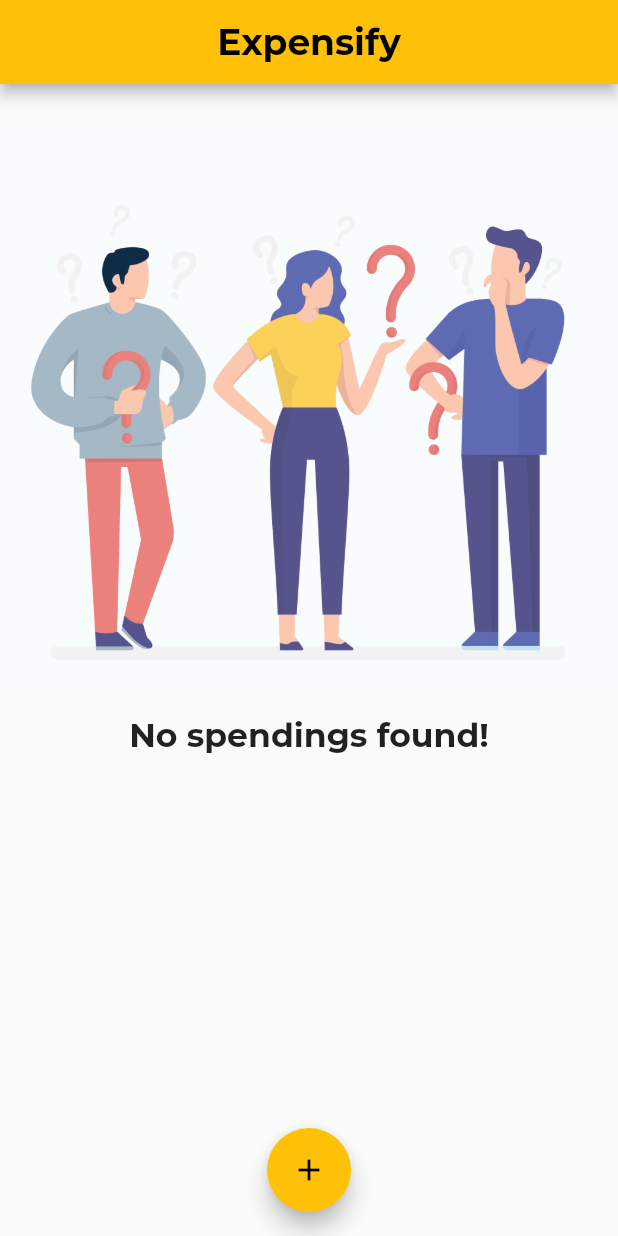
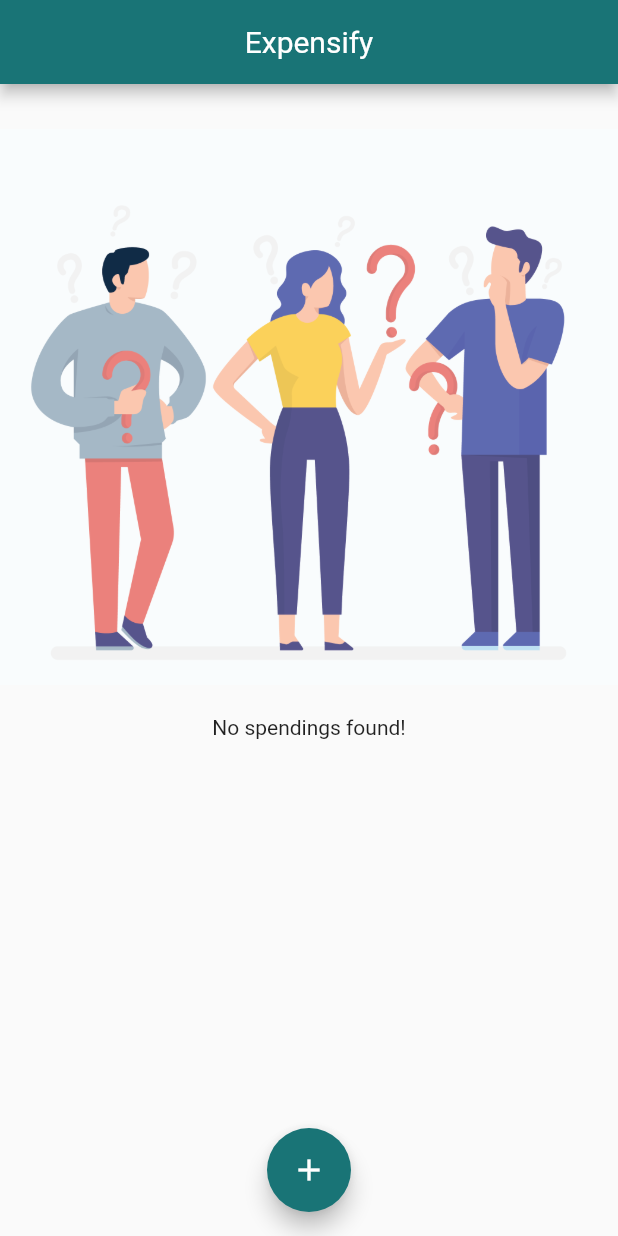
Before and after one commit to kacemws/Expenses, a Flutter app: the screen it shows after launch, on a phone screen of 412 x 824 dp. Run offline on Flutter 3.47's test engine with Material 2 defaults, Android fonts, the phone set to English and light mode, and no system bars.

Commit message:
updated colors

```diff
--- a/lib/main.dart
+++ b/lib/main.dart
@@ -1,7 +1,8 @@
 
+import 'package:expenses/widgets/Colors.dart';
 import 'package:expenses/widgets/chart.dart';
 import 'package:flutter/material.dart';
-//import 'package:flutter/services.dart';
+import 'package:flutter/services.dart';
 
 import 'bll/transaction.dart';
 import 'widgets/NewTransaction.dart';
@@ -9,9 +10,13 @@ import 'widgets/transactionList.dart';
 
 //MediaQuery widget take the context by using MediaQuery.of(context) then give you the height and width of the actual device, this would be interesting when building an app that fits every phone!
 
-void main()=> runApp(MyApp());
+void main(){
+  WidgetsFlutterBinding.ensureInitialized();
+  SystemChrome.setPreferredOrientations([DeviceOrientation.portraitDown, DeviceOrientation.portraitUp]).then((_){
+    runApp(MyApp());
+  });
+}
   //Sets the wanted oriontation
-  //SystemChrome.setPreferredOrientations([DeviceOrientation.portraitDown, DeviceOrientation.portraitUp]);
   //To check what Orientation our device is on now
   //MediaQuery.of(context).orientation == Orientation.landscape || Orientation.portrait
 
@@ -28,23 +33,19 @@ class MyApp extends StatelessWidget {
       title: "Expenses",
       theme: ThemeData(/**Setting the theme for the app**/
 
-        primarySwatch: Colors.amber,/**Main Color**/
+        primarySwatch: primaryColor(),/**Main Color**/
         bottomSheetTheme: BottomSheetThemeData(backgroundColor: Colors.transparent),
         /*behind the bottom sheet lays a canvas, give it a transparent color and manipulate the container only*/
 
         textTheme: ThemeData.light().textTheme.copyWith(/**Text theme by name**/
-         title: TextStyle(fontFamily: "Montserrat", fontWeight: FontWeight.w700 ,fontSize: 20),
-         caption: TextStyle(fontFamily: "Robotic" ,fontSize: 18, color: Colors.black),
-         subtitle: TextStyle(fontFamily: "Robotic", fontWeight: FontWeight.w300 ,fontSize: 14),
-         body1: TextStyle(fontFamily: "Montserrat", fontWeight: FontWeight.w700 ,fontSize: 22)
+          headline1: TextStyle(fontFamily: "Roboto", fontWeight: FontWeight.w500 ,fontSize: 24, height: 28),
+          subtitle1: TextStyle(fontFamily: "Roboto", fontWeight: FontWeight.w400 ,fontSize: 16,height: 24),
+          headline2: TextStyle(fontFamily: "Roboto", fontWeight: FontWeight.w500 ,fontSize: 18,height: 24),
+          subtitle2: TextStyle(fontFamily: "Roboto", fontWeight: FontWeight.w600 ,fontSize: 12,height: 16),
+          headline3: TextStyle(fontFamily: "Roboto", fontWeight: FontWeight.w500 ,fontSize: 14,height: 20),
+          bodyText1: TextStyle(fontFamily: "Roboto", fontWeight: FontWeight.w400 ,fontSize: 14,height: 20),
+          caption: TextStyle(fontFamily: "Roboto", fontWeight: FontWeight.w400 ,fontSize: 12,height: 20),
         ),
-
-        appBarTheme: AppBarTheme(
-          textTheme: ThemeData.light().textTheme.copyWith(/**Copy the theme while adding **/
-            title: TextStyle(fontFamily: "Montserrat", fontWeight: FontWeight.w700 ,fontSize: 24, color: Colors.black),
-          )
-        ),
-
 
       ),
       home: ExpensesApp(),
--- /dev/null
+++ b/lib/widgets/Colors.dart
@@ -0,0 +1,38 @@
+
+import 'dart:math';
+import 'package:flutter/material.dart';
+
+
+MaterialColor primaryColor() {
+  const color =  Color(0xFF197476);
+  return MaterialColor(color.value, {
+    50: tintColor(color, 0.9),
+    100: tintColor(color, 0.8),
+    200: tintColor(color, 0.6),
+    300: tintColor(color, 0.4),
+    400: tintColor(color, 0.2),
+    500: color,
+    600: shadeColor(color, 0.1),
+    700: shadeColor(color, 0.2),
+    800: shadeColor(color, 0.3),
+    900: shadeColor(color, 0.4),
+  });
+}
+
+int tintValue(int value, double factor) =>
+    max(0, min((value + ((255 - value) * factor)).round(), 255));
+
+Color tintColor(Color color, double factor) => Color.fromRGBO(
+    tintValue(color.red, factor),
+    tintValue(color.green, factor),
+    tintValue(color.blue, factor),
+    1);
+
+int shadeValue(int value, double factor) =>
+    max(0, min(value - (value * factor).round(), 255));
+
+Color shadeColor(Color color, double factor) => Color.fromRGBO(
+    shadeValue(color.red, factor),
+    shadeValue(color.green, factor),
+    shadeValue(color.blue, factor),
+    1);
```
Also changed, not shown: pubspec.lock.
